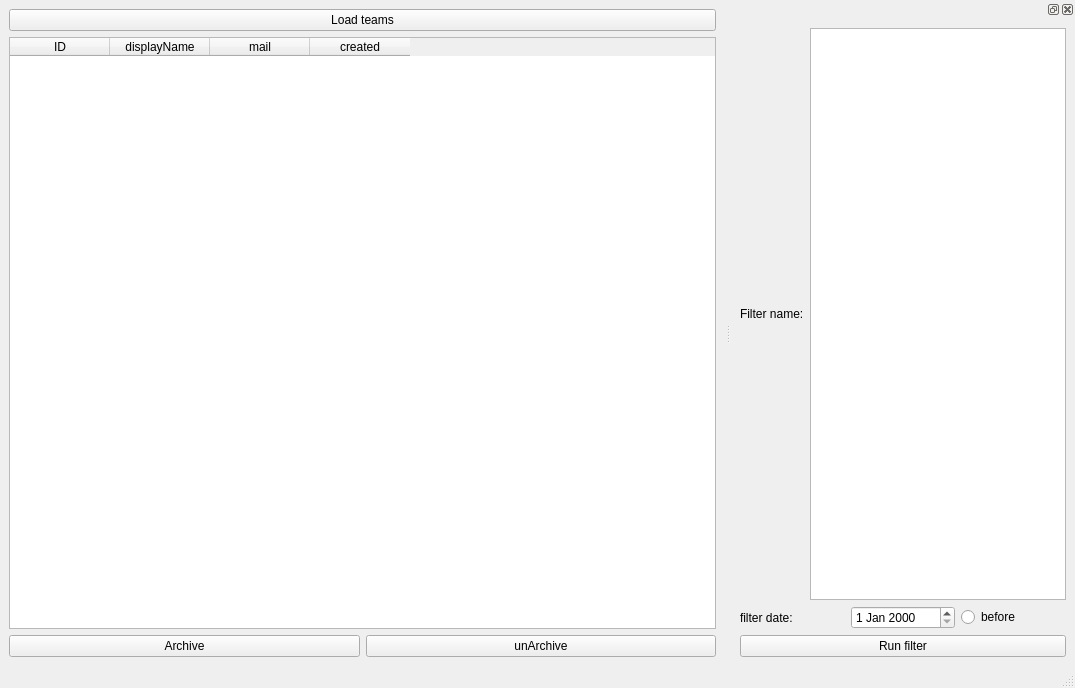
The window that mainwindow.ui (ffamilyfriendly/teamsGUI) describes before a commit, drawn with Qt 5.
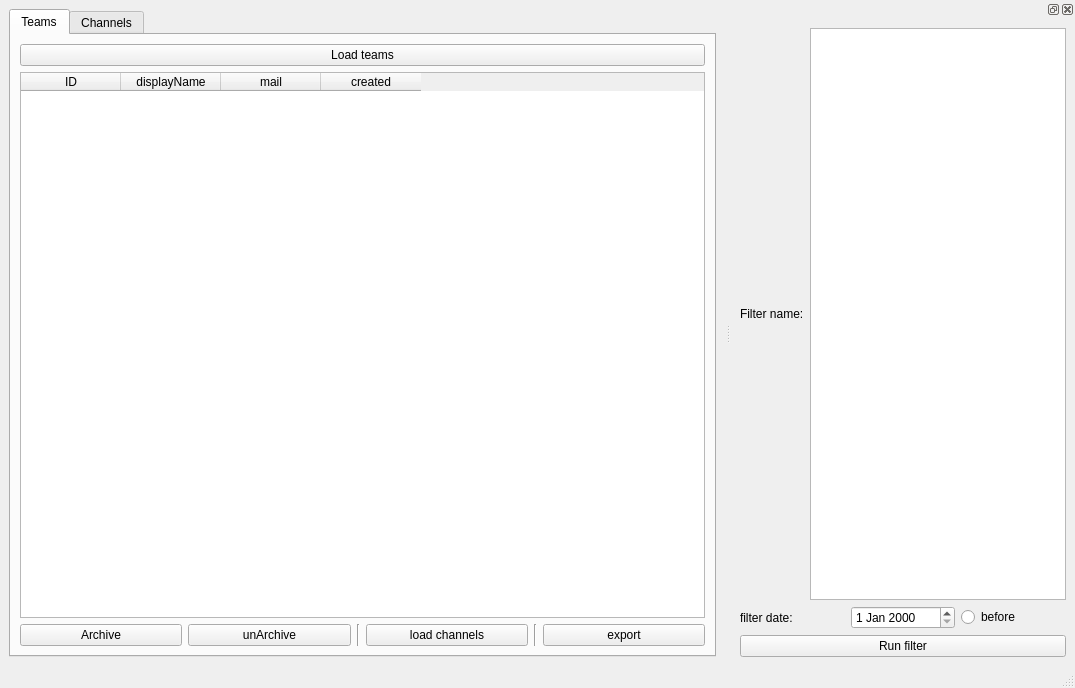
The same window after the commit.

Commit message: support for export

Diff of the .ui file:
```diff
--- a/mainwindow.ui
+++ b/mainwindow.ui
@@ -16,7 +16,15 @@
   <widget class="QWidget" name="centralwidget">
    <layout class="QVBoxLayout" name="verticalLayout">
     <item>
-     <layout class="QHBoxLayout" name="horizontalLayout">
+     <widget class="QTabWidget" name="tabWidget">
+      <property name="currentIndex">
+       <number>0</number>
+      </property>
+      <widget class="QWidget" name="teamsTab">
+       <attribute name="title">
+        <string>Teams</string>
+       </attribute>
+       <layout class="QVBoxLayout" name="verticalLayout_3">
       <item>
        <widget class="QPushButton" name="loadTeamsBtn">
         <property name="text">
@@ -24,8 +32,8 @@
         </property>
        </widget>
       </item>
-     </layout>
-    </item>
+        <item>
+         <layout class="QHBoxLayout" name="horizontalLayout">
     <item>
      <widget class="QTableWidget" name="tableWidget">
       <column>
@@ -50,6 +58,8 @@
       </column>
      </widget>
     </item>
+         </layout>
+        </item>
     <item>
      <layout class="QHBoxLayout" name="horizontalLayout_4">
       <item>
@@ -66,7 +76,76 @@
         </property>
        </widget>
       </item>
-     </layout>
+          <item>
+           <widget class="Line" name="line">
+            <property name="orientation">
+             <enum>Qt::Vertical</enum>
+            </property>
+           </widget>
+          </item>
+          <item>
+           <widget class="QPushButton" name="loadChannelsBtn">
+            <property name="text">
+             <string>load channels</string>
+            </property>
+           </widget>
+          </item>
+          <item>
+           <widget class="Line" name="line_2">
+            <property name="orientation">
+             <enum>Qt::Vertical</enum>
+            </property>
+           </widget>
+          </item>
+          <item>
+           <widget class="QPushButton" name="exportBtn">
+            <property name="text">
+             <string>export</string>
+            </property>
+           </widget>
+          </item>
+         </layout>
+        </item>
+       </layout>
+      </widget>
+      <widget class="QWidget" name="channelsTab">
+       <attribute name="title">
+        <string>Channels</string>
+       </attribute>
+       <layout class="QVBoxLayout" name="verticalLayout_5">
+        <item>
+         <widget class="QTableWidget" name="channelsTable">
+          <column>
+           <property name="text">
+            <string>id</string>
+           </property>
+          </column>
+          <column>
+           <property name="text">
+            <string>name</string>
+           </property>
+          </column>
+          <column>
+           <property name="text">
+            <string>email</string>
+           </property>
+          </column>
+         </widget>
+        </item>
+        <item>
+         <layout class="QHBoxLayout" name="buttonGrp">
+          <item>
+           <widget class="QPushButton" name="pushButton">
+            <property name="text">
+             <string>delete</string>
+            </property>
+           </widget>
+          </item>
+         </layout>
+        </item>
+       </layout>
+      </widget>
+     </widget>
     </item>
    </layout>
   </widget>
```
Lines whose indentation alone changed are shown as unchanged. The commit also changes 7 other files.
